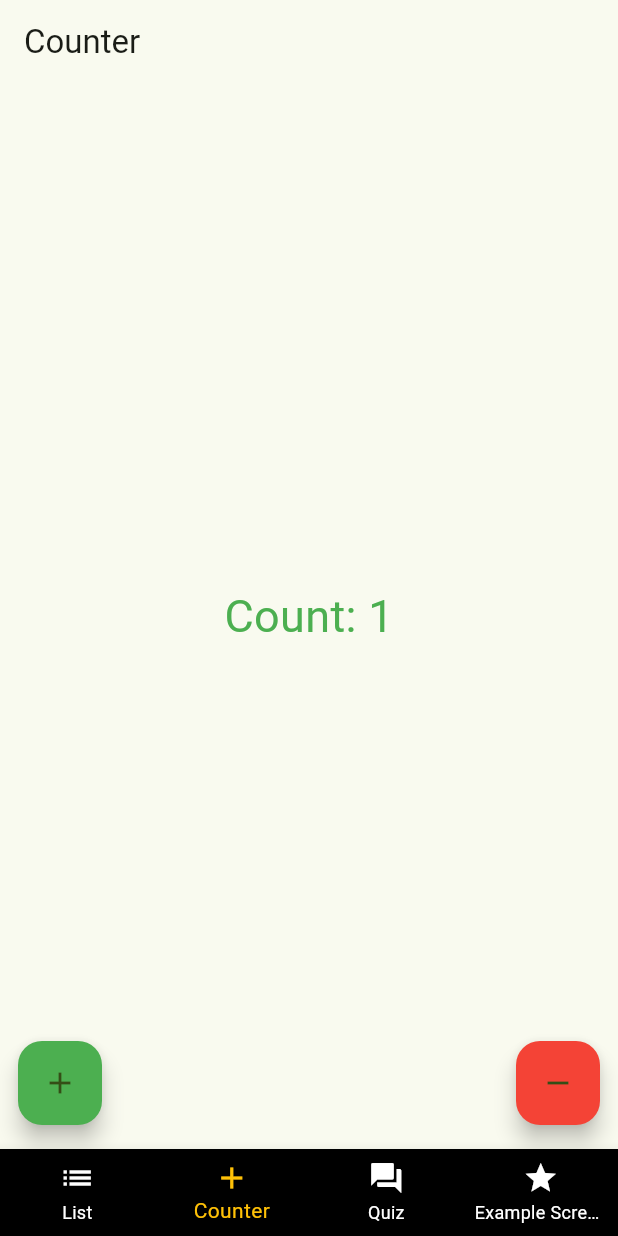
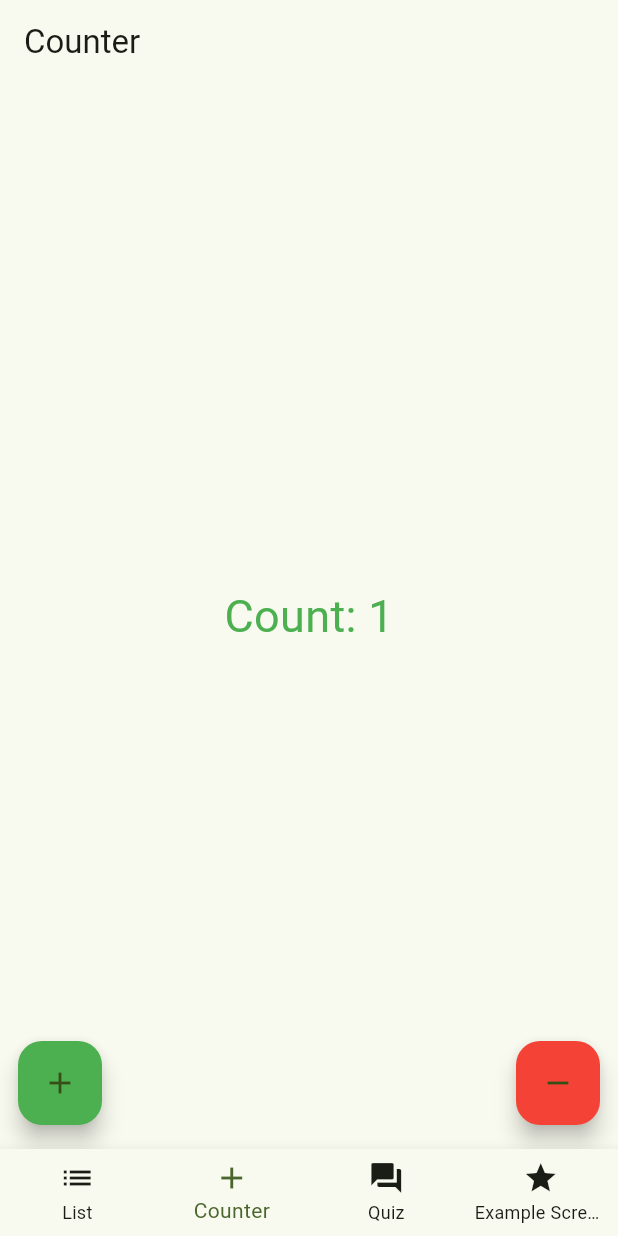
Before and after one commit to Lurchfresser/learn_flutter_1_udemy, a Flutter app: the screen it shows after launch, item 2 of the bottom bar chosen, after a tap on the "add" icon, on a phone screen of 412 x 824 dp. Run offline on Flutter 3.47's test engine with Material 2 defaults, Android fonts, the phone set to English and light mode, and no system bars.

Commit message:
Implemented Dark Mode Switch (Video 63)

```diff
--- /dev/null
+++ b/lib/application/theme_service.dart
@@ -0,0 +1,10 @@
+import 'package:flutter/material.dart';
+
+class ThemeService extends ChangeNotifier{
+  bool isDark = false;
+
+  void toggleTheme(){
+    isDark = !isDark;
+    notifyListeners();
+  }
+}
--- a/lib/bottom_navigation.dart
+++ b/lib/bottom_navigation.dart
@@ -28,9 +28,9 @@ class _RootBottomNavigationState extends State<RootBottomNavigation> {
       ),
       bottomNavigationBar: BottomNavigationBar(
         type: BottomNavigationBarType.fixed,
-        unselectedItemColor: Colors.white,
-        backgroundColor: Colors.black,
-        selectedItemColor: Colors.amber,
+        unselectedItemColor: Theme.of(context).colorScheme.onSurface,
+        backgroundColor: Theme.of(context).colorScheme.surface,
+        selectedItemColor: Theme.of(context).colorScheme.primary,
         onTap: (int index) {
           setState(() {
             _currentIndex = index;
--- a/lib/main.dart
+++ b/lib/main.dart
@@ -1,11 +1,18 @@
 import 'package:flutter/material.dart';
+import 'package:learn_flutter_1/application/theme_service.dart';
 import 'package:learn_flutter_1/bottom_navigation.dart';
 import 'package:learn_flutter_1/presentation/navigation_example_screens/screen_one.dart';
 import 'package:learn_flutter_1/presentation/navigation_example_screens/screen_two.dart';
 import 'package:learn_flutter_1/theme.dart';
+import 'package:provider/provider.dart';
 
 void main() {
-  runApp(const MainApp());
+  runApp(
+    ChangeNotifierProvider(
+      create: (context) => ThemeService(),
+      child: const MainApp(),
+      )
+    );
 }
 
 class MainApp extends StatelessWidget {
@@ -13,9 +20,10 @@ class MainApp extends StatelessWidget {
 
   @override
   Widget build(BuildContext context) {
-    return MaterialApp(
+    return Consumer<ThemeService>(builder: (context,themeService,child){
+      return MaterialApp(
 
-      themeMode: ThemeMode.system,
+      themeMode: themeService.isDark ? ThemeMode.dark : ThemeMode.light,
       theme: AppTheme.lighttheme,
       darkTheme: AppTheme.darktheme,
 
@@ -28,5 +36,6 @@ class MainApp extends StatelessWidget {
         "/screenTwo": (context) => const ScreenTwo(),
       },
     );
+    });
   }
 }
--- /dev/null
+++ b/lib/presentation/components/dark_mode_switch.dart
@@ -0,0 +1,26 @@
+import 'package:flutter/material.dart';
+import 'package:learn_flutter_1/application/theme_service.dart';
+import 'package:provider/provider.dart';
+
+class DarkModeSwitch extends StatefulWidget {
+  const DarkModeSwitch({super.key});
+
+  @override
+  State<DarkModeSwitch> createState() => _DarkModeSwitchState();
+}
+
+class _DarkModeSwitchState extends State<DarkModeSwitch> {
+  @override
+  Widget build(BuildContext context) {
+    return Consumer<ThemeService>(
+      builder: (context, value, child) {
+        return Switch(
+          value: value.isDark,
+          onChanged: (value) {
+            Provider.of<ThemeService>(context, listen: false).toggleTheme();
+          },
+        );
+      },
+    );
+  }
+}
--- a/lib/presentation/widget_examples/widgets/rotateble_question_scroll_view.dart
+++ b/lib/presentation/widget_examples/widgets/rotateble_question_scroll_view.dart
@@ -1,5 +1,6 @@
 import 'package:flutter/material.dart';
 import 'package:learn_flutter_1/presentation/components/custom_button.dart';
+import 'package:learn_flutter_1/presentation/components/dark_mode_switch.dart';
 import 'package:learn_flutter_1/presentation/components/switch_example.dart';
 import 'package:learn_flutter_1/presentation/navigation_example_screens/screen_two.dart';
 import 'package:learn_flutter_1/presentation/quiz/classes/quiz_objects.dart';
@@ -16,6 +17,7 @@ class RotatebleQuestionScrollView extends StatelessWidget {
     return Builder(builder: (context) {
       questions.shuffle();
       var children = [
+        const DarkModeSwitch(),
         for (var question in questions)
           SizedBox(
             width: 300,
--- a/pubspec.yaml
+++ b/pubspec.yaml
@@ -9,6 +9,7 @@ environment:
 dependencies:
   flutter:
     sdk: flutter
+  provider: ^6.1.1
 
 dev_dependencies:
   flutter_test:
```
Also changed, not shown: pubspec.lock.
